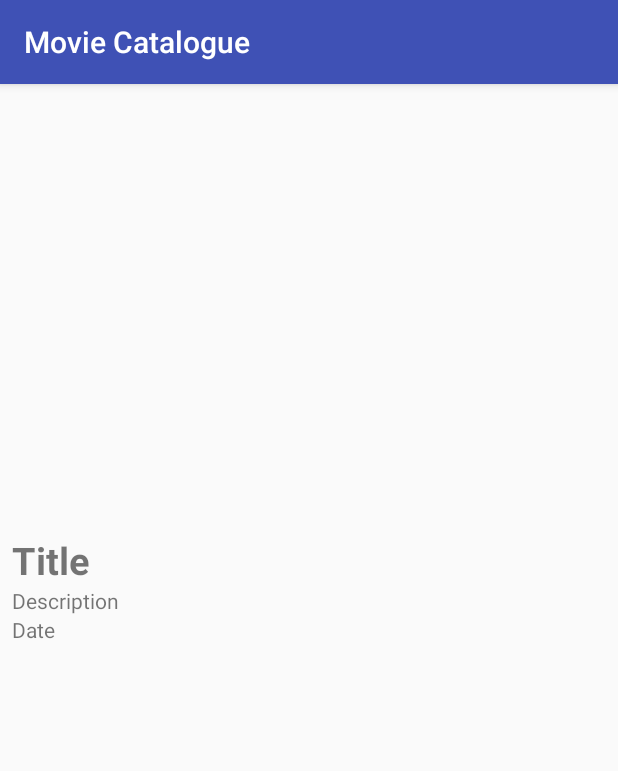
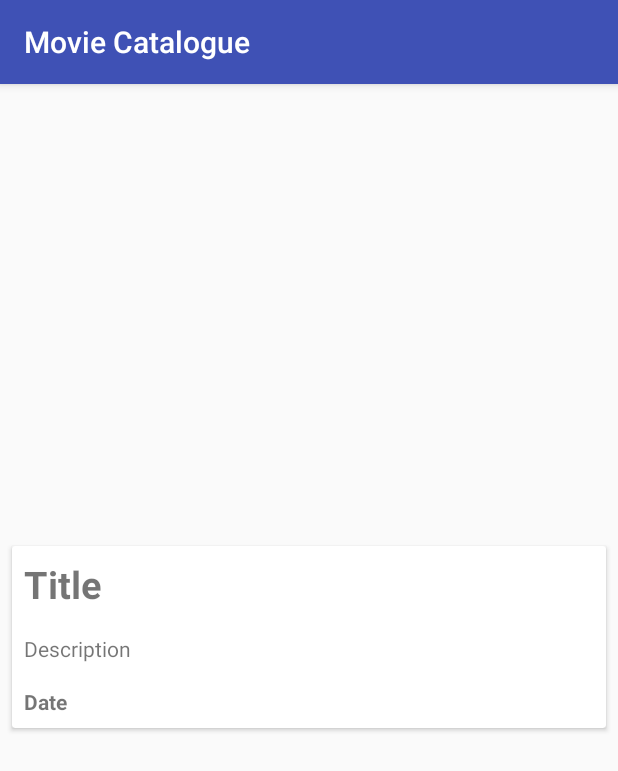
Before and after one commit to Yeputra/MovieFreaks, an Android app: the DetailActivity screen opened directly, with no data from a screen before it, on a phone screen of 412 x 824 dp. Shown: the top 771 px of the screen. Run offline under Robolectric (Android 15) with nearby library versions, the phone set to English and light mode, and no system bars; pictures from the network do not load; 4 statements that could not run were skipped.

```diff
--- a/app/src/main/java/com/freaky/id/moviecatalogue/DetailActivity.java
+++ b/app/src/main/java/com/freaky/id/moviecatalogue/DetailActivity.java
@@ -5,10 +5,14 @@ import android.os.Bundle;
 import android.widget.ImageView;
 import android.widget.TextView;
 
+import com.bumptech.glide.Glide;
+import com.bumptech.glide.load.engine.DiskCacheStrategy;
+import com.google.gson.GsonBuilder;
+
 public class DetailActivity extends AppCompatActivity {
     public ImageView ivPoster;
     public TextView tvTitle;
-    public TextView tvDescription;
+    public TextView tvOverview;
     public TextView tvDate;
 
     @Override
@@ -16,9 +20,21 @@ public class DetailActivity extends AppCompatActivity {
         super.onCreate(savedInstanceState);
         setContentView(R.layout.activity_detail);
 
+        Result movie = new GsonBuilder().create().fromJson(this.getIntent().getStringExtra("movie"), Result.class);
+
         ivPoster = findViewById(R.id.iv_poster);
         tvTitle = findViewById(R.id.tv_title);
-        tvDescription = findViewById(R.id.tv_description);
+        tvOverview = findViewById(R.id.tv_overview);
         tvDate = findViewById(R.id.tv_date);
+
+        tvTitle.setText(movie.getTitle());
+        tvOverview.setText(movie.getOverview());
+        tvDate.setText(movie.getReleaseDate());
+        Glide.with(this)
+                .load(RetrofitInterface.BASE_IMAGE + movie.getPosterPath())
+                .dontAnimate()
+                .diskCacheStrategy(DiskCacheStrategy.SOURCE)
+                .centerCrop()
+                .into(ivPoster);
     }
 }
--- a/app/src/main/java/com/freaky/id/moviecatalogue/MovieAdapter.java
+++ b/app/src/main/java/com/freaky/id/moviecatalogue/MovieAdapter.java
@@ -38,7 +38,7 @@ public class MovieAdapter extends RecyclerView.Adapter<MovieAdapter.MovieViewHol
     public void onBindViewHolder(MovieViewHolder holder, final int position) {
         Log.d(TAG, "onBindViewHolder: " + position);
         holder.tvTitle.setText(movieList.get(position).getTitle());
-        holder.tvDescription.setText(movieList.get(position).getOverview());
+        holder.tvOverview.setText(movieList.get(position).getOverview());
         holder.tvDate.setText(movieList.get(position).getReleaseDate());
         Glide.with(holder.itemView.getContext())
                 .load(RetrofitInterface.BASE_IMAGE + movieList.get(position).getPosterPath())
@@ -60,7 +60,7 @@ public class MovieAdapter extends RecyclerView.Adapter<MovieAdapter.MovieViewHol
 
     public class MovieViewHolder extends RecyclerView.ViewHolder implements View.OnClickListener {
         TextView tvTitle;
-        TextView tvDescription;
+        TextView tvOverview;
         TextView tvDate;
         ImageView ivPoster;
         CardView cvMovie;
@@ -69,7 +69,7 @@ public class MovieAdapter extends RecyclerView.Adapter<MovieAdapter.MovieViewHol
             super(itemView);
 
             tvTitle = (TextView) itemView.findViewById(R.id.tv_title);
-            tvDescription = (TextView) itemView.findViewById(R.id.tv_description);
+            tvOverview = (TextView) itemView.findViewById(R.id.tv_overview);
             tvDate = (TextView) itemView.findViewById(R.id.tv_date);
             ivPoster = (ImageView) itemView.findViewById(R.id.iv_poster);
             cvMovie = (CardView) itemView.findViewById(R.id.cv_movie);
--- a/app/src/main/java/com/freaky/id/moviecatalogue/RetrofitInterface.java
+++ b/app/src/main/java/com/freaky/id/moviecatalogue/RetrofitInterface.java
@@ -1,6 +1,4 @@
 package com.freaky.id.moviecatalogue;
-
-import android.database.Observable;
 
 import retrofit2.Call;
 import retrofit2.http.GET;
--- a/app/src/main/res/layout/activity_detail.xml
+++ b/app/src/main/res/layout/activity_detail.xml
@@ -12,6 +12,18 @@
         android:layout_width="match_parent"
         android:layout_height="300dp" />
 
+    <android.support.v7.widget.CardView
+        android:id="@+id/cv_movie_detail"
+        android:layout_width="match_parent"
+        android:layout_height="wrap_content"
+        android:layout_margin="8dp">
+
+        <LinearLayout
+            android:layout_width="wrap_content"
+            android:layout_height="wrap_content"
+            android:orientation="vertical">
+
+
         <TextView
             android:id="@+id/tv_title"
             android:layout_width="wrap_content"
@@ -19,19 +31,28 @@
             android:layout_marginLeft="8dp"
             android:text="Title"
             android:textSize="25sp"
+            android:layout_margin="8dp"
             android:textStyle="bold"/>
 
         <TextView
-        android:id="@+id/tv_description"
+            android:id="@+id/tv_overview"
             android:layout_width="wrap_content"
             android:layout_height="wrap_content"
-        android:layout_marginLeft="8dp"
+            android:layout_margin="8dp"
             android:text="Description"/>
 
         <TextView
             android:id="@+id/tv_date"
             android:layout_width="wrap_content"
             android:layout_height="wrap_content"
-        android:layout_marginLeft="8dp"
-        android:text="Date"/>
+            android:text="Date"
+            android:textStyle="bold"
+            android:layout_margin="8dp"/>
+
+
         </LinearLayout>
+
+    </android.support.v7.widget.CardView>
+
+
+</LinearLayout>
```
Also changed, not shown: app/src/main/java/com/freaky/id/moviecatalogue/MainActivity.java (+3 -5 lines), app/src/main/res/layout/movie_list.xml (+9 -5 lines). Lines whose indentation alone changed are shown as unchanged.
